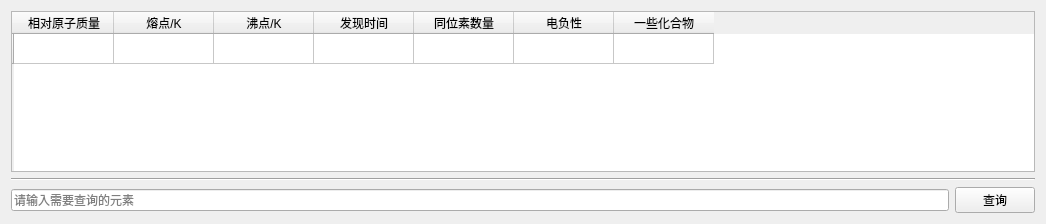
Before: the Qt Designer form searchelement.ui in drdrdrdrdrdrdrdr/element-search-tool, drawn with Qt 5.
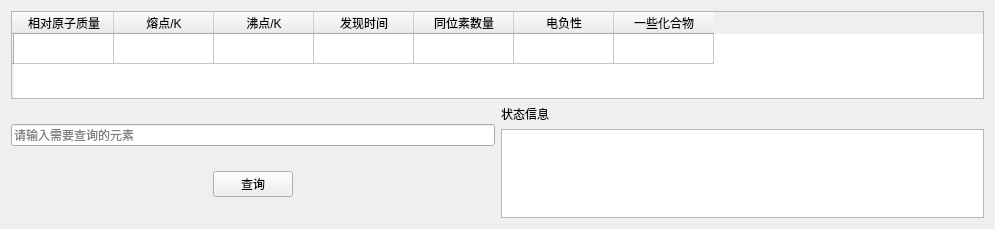
After: the same form once the commit is applied.

The edit to the form file:
```diff
--- a/searchelement.ui
+++ b/searchelement.ui
@@ -6,16 +6,14 @@
    <rect>
     <x>0</x>
     <y>0</y>
-    <width>1046</width>
-    <height>224</height>
+    <width>995</width>
+    <height>229</height>
    </rect>
   </property>
   <property name="windowTitle">
    <string>元素查询</string>
   </property>
-  <layout class="QVBoxLayout" name="verticalLayout">
-   <item>
-    <layout class="QHBoxLayout" name="horizontalLayout_2">
+  <layout class="QVBoxLayout" name="verticalLayout_3">
      <item>
       <widget class="QTableWidget" name="table">
        <property name="sizeAdjustPolicy">
@@ -75,30 +73,55 @@
        </column>
       </widget>
      </item>
-    </layout>
-   </item>
-   <item>
-    <widget class="Line" name="line">
-     <property name="orientation">
-      <enum>Qt::Horizontal</enum>
-     </property>
-    </widget>
-   </item>
    <item>
     <layout class="QHBoxLayout" name="horizontalLayout">
      <item>
+      <layout class="QVBoxLayout" name="verticalLayout">
+       <item>
       <widget class="QLineEdit" name="lineEdit">
+         <property name="sizePolicy">
+          <sizepolicy hsizetype="Expanding" vsizetype="Fixed">
+           <horstretch>0</horstretch>
+           <verstretch>0</verstretch>
+          </sizepolicy>
+         </property>
        <property name="placeholderText">
         <string>请输入需要查询的元素</string>
        </property>
       </widget>
      </item>
      <item>
+        <layout class="QHBoxLayout" name="horizontalLayout_3">
+         <item>
       <widget class="QPushButton" name="button">
+           <property name="sizePolicy">
+            <sizepolicy hsizetype="Fixed" vsizetype="Fixed">
+             <horstretch>0</horstretch>
+             <verstretch>0</verstretch>
+            </sizepolicy>
+           </property>
        <property name="text">
         <string>查询</string>
        </property>
       </widget>
+         </item>
+        </layout>
+       </item>
+      </layout>
+     </item>
+     <item>
+      <layout class="QVBoxLayout" name="verticalLayout_2">
+       <item>
+        <widget class="QLabel" name="label">
+         <property name="text">
+          <string>状态信息</string>
+         </property>
+        </widget>
+       </item>
+       <item>
+        <widget class="QTextBrowser" name="textBrowser"/>
+       </item>
+      </layout>
      </item>
     </layout>
    </item>
```
Lines whose indentation alone changed are shown as unchanged.
